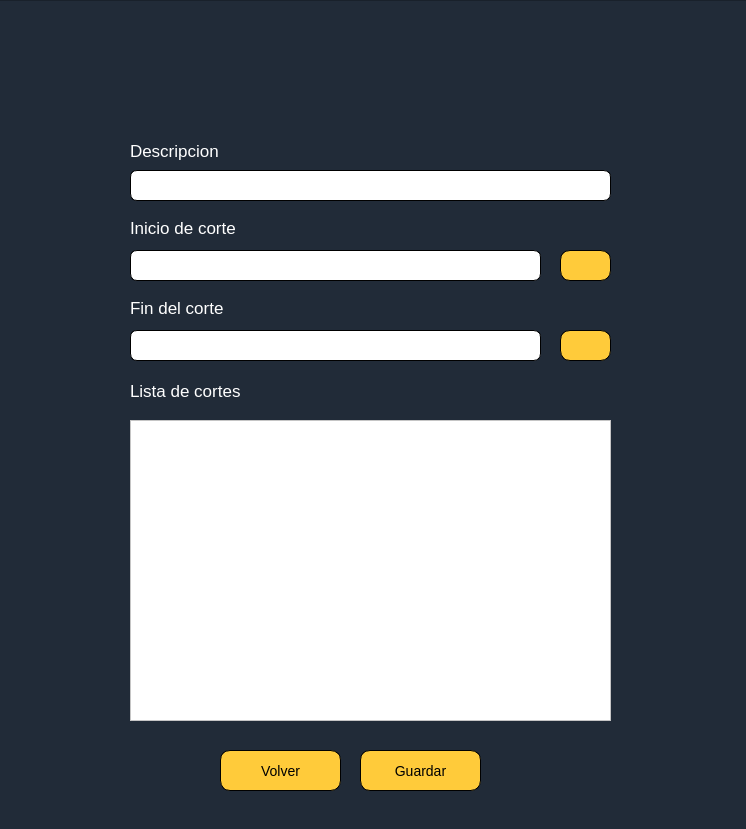
This is OnlineRoutingMapper_dialog_base_mod_mapa.ui in valetobares11/EmergencyDispatcher as Qt 5 draws it before an edit. The edited form follows.
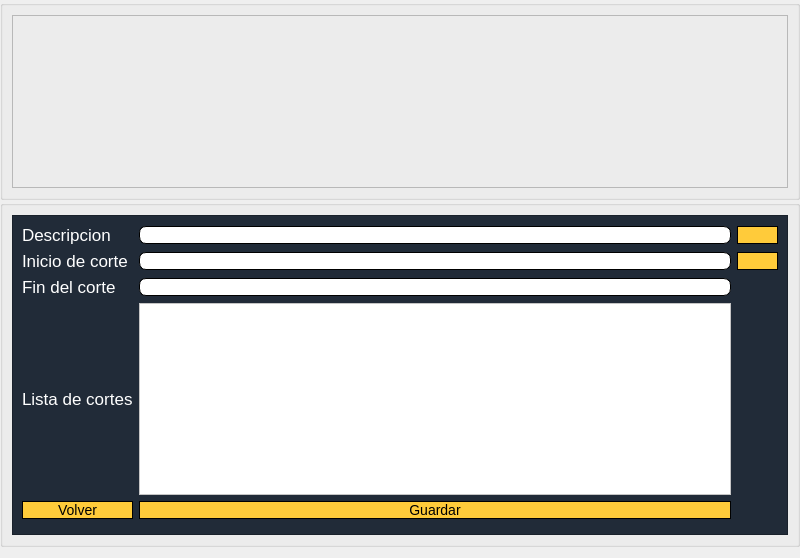
This is the edited form. Icons and pictures are not drawn.

The edit to the form file:
```diff
--- a/OnlineRoutingMapper_dialog_base_mod_mapa.ui
+++ b/OnlineRoutingMapper_dialog_base_mod_mapa.ui
@@ -9,28 +9,80 @@
    <rect>
     <x>0</x>
     <y>0</y>
-    <width>746</width>
-    <height>829</height>
+    <width>800</width>
+    <height>767</height>
    </rect>
   </property>
   <property name="sizePolicy">
-   <sizepolicy hsizetype="Fixed" vsizetype="Fixed">
+   <sizepolicy hsizetype="Expanding" vsizetype="Expanding">
     <horstretch>0</horstretch>
     <verstretch>0</verstretch>
    </sizepolicy>
   </property>
+  <property name="minimumSize">
+   <size>
+    <width>10</width>
+    <height>10</height>
+   </size>
+  </property>
+  <property name="maximumSize">
+   <size>
+    <width>800</width>
+    <height>800</height>
+   </size>
+  </property>
   <property name="windowTitle">
    <string>Online Routing Mapper</string>
   </property>
+  <layout class="QVBoxLayout" name="verticalLayout_2">
+   <property name="spacing">
+    <number>0</number>
+   </property>
+   <property name="sizeConstraint">
+    <enum>QLayout::SetMinAndMaxSize</enum>
+   </property>
+   <property name="leftMargin">
+    <number>0</number>
+   </property>
+   <property name="topMargin">
+    <number>0</number>
+   </property>
+   <property name="rightMargin">
+    <number>0</number>
+   </property>
+   <item>
+    <widget class="QGroupBox" name="groupBox_2">
+     <property name="maximumSize">
+      <size>
+       <width>16777215</width>
+       <height>200</height>
+      </size>
+     </property>
+     <layout class="QHBoxLayout" name="horizontalLayout">
+      <item>
+       <widget class="QFrame" name="frame_4">
+        <property name="frameShape">
+         <enum>QFrame::StyledPanel</enum>
+        </property>
+        <property name="frameShadow">
+         <enum>QFrame::Raised</enum>
+        </property>
+       </widget>
+      </item>
+     </layout>
+    </widget>
+   </item>
+   <item>
+    <widget class="QGroupBox" name="groupBox_3">
+     <property name="sizePolicy">
+      <sizepolicy hsizetype="Expanding" vsizetype="Fixed">
+       <horstretch>0</horstretch>
+       <verstretch>0</verstretch>
+      </sizepolicy>
+     </property>
+     <layout class="QVBoxLayout" name="verticalLayout">
+      <item>
   <widget class="QFrame" name="frame">
-   <property name="geometry">
-    <rect>
-     <x>-10</x>
-     <y>0</y>
-     <width>761</width>
-     <height>831</height>
-    </rect>
-   </property>
    <property name="styleSheet">
     <string notr="true">background-color: rgb(33, 43, 56);</string>
    </property>
@@ -40,80 +92,12 @@
    <property name="frameShadow">
     <enum>QFrame::Raised</enum>
    </property>
-   <widget class="QLineEdit" name="stopTxt">
-    <property name="geometry">
-     <rect>
-      <x>140</x>
-      <y>250</y>
-      <width>411</width>
-      <height>31</height>
-     </rect>
-    </property>
-    <property name="styleSheet">
-     <string notr="true">background-color: rgb(255, 255, 255);
-border-radius:7px;
-border:1px solid black</string>
-    </property>
-    <property name="readOnly">
-     <bool>true</bool>
-    </property>
-   </widget>
-   <widget class="QLineEdit" name="descripcionTxt">
-    <property name="geometry">
-     <rect>
-      <x>140</x>
-      <y>170</y>
-      <width>481</width>
-      <height>31</height>
-     </rect>
-    </property>
-    <property name="styleSheet">
-     <string notr="true">background-color: rgb(255, 255, 255);
-border-radius:7px;
-border:1px solid black</string>
-    </property>
-   </widget>
-   <widget class="QPushButton" name="stopBtn">
-    <property name="geometry">
-     <rect>
-      <x>570</x>
-      <y>250</y>
-      <width>51</width>
-      <height>31</height>
-     </rect>
-    </property>
-    <property name="styleSheet">
-     <string notr="true">QPushButton {
-font-size:14px;
-background-color:#ffcb3a;
-border-radius: 10px;
-border: 1px solid black;
-}
-
-QPushButton:hover {
-background-color: #FF0000;
-}</string>
-    </property>
-    <property name="text">
-     <string/>
-    </property>
-    <property name="icon">
-     <iconset>
-      <normaloff>sonidos/Logos/coordenada.png</normaloff>sonidos/Logos/coordenada.png</iconset>
-    </property>
-   </widget>
+        <layout class="QGridLayout" name="gridLayout">
+         <item row="7" column="1">
    <widget class="QLineEdit" name="startTxt">
     <property name="enabled">
      <bool>true</bool>
     </property>
-    <property name="geometry">
-     <rect>
-      <x>140</x>
-      <y>330</y>
-      <width>411</width>
-      <height>31</height>
-     </rect>
-    </property>
     <property name="styleSheet">
      <string notr="true">background-color: rgb(255, 255, 255);
 border-radius:7px;
@@ -125,15 +109,49 @@
      <bool>true</bool>
     </property>
    </widget>
+         </item>
+         <item row="7" column="0">
+          <widget class="QLabel" name="stopLbl">
+           <property name="font">
+            <font>
+             <pointsize>13</pointsize>
+            </font>
+           </property>
+           <property name="styleSheet">
+            <string notr="true">color: rgb(255, 255, 255);</string>
+           </property>
+           <property name="text">
+            <string>Fin del corte</string>
+           </property>
+          </widget>
+         </item>
+         <item row="4" column="0">
+          <widget class="QLabel" name="startLlb">
+           <property name="font">
+            <font>
+             <pointsize>13</pointsize>
+            </font>
+           </property>
+           <property name="styleSheet">
+            <string notr="true">color: rgb(255, 255, 255);</string>
+           </property>
+           <property name="text">
+            <string>Inicio de corte</string>
+           </property>
+          </widget>
+         </item>
+         <item row="12" column="0">
+          <widget class="QFrame" name="frame_5">
+           <property name="frameShape">
+            <enum>QFrame::StyledPanel</enum>
+           </property>
+           <property name="frameShadow">
+            <enum>QFrame::Raised</enum>
+           </property>
+          </widget>
+         </item>
+         <item row="1" column="0">
    <widget class="QLabel" name="startLlb_2">
-    <property name="geometry">
-     <rect>
-      <x>140</x>
-      <y>140</y>
-      <width>101</width>
-      <height>21</height>
-     </rect>
-    </property>
     <property name="font">
      <font>
       <pointsize>13</pointsize>
@@ -146,15 +164,9 @@
      <string>Descripcion</string>
     </property>
    </widget>
+         </item>
+         <item row="4" column="2">
    <widget class="QPushButton" name="startBtn">
-    <property name="geometry">
-     <rect>
-      <x>570</x>
-      <y>330</y>
-      <width>51</width>
-      <height>31</height>
-     </rect>
-    </property>
     <property name="styleSheet">
      <string notr="true">QPushButton {
 font-size:14px;
@@ -172,60 +184,12 @@
     </property>
     <property name="icon">
      <iconset>
-      <normaloff>sonidos/Logos/coordenada.png</normaloff>sonidos/Logos/coordenada.png</iconset>
-    </property>
-   </widget>
-   <widget class="QLabel" name="startLlb">
-    <property name="geometry">
-     <rect>
-      <x>140</x>
-      <y>220</y>
-      <width>221</width>
-      <height>16</height>
-     </rect>
-    </property>
-    <property name="font">
-     <font>
-      <pointsize>13</pointsize>
-     </font>
-    </property>
-    <property name="styleSheet">
-     <string notr="true">color: rgb(255, 255, 255);</string>
-    </property>
-    <property name="text">
-     <string>Inicio de corte</string>
-    </property>
-   </widget>
-   <widget class="QLabel" name="stopLbl">
-    <property name="geometry">
-     <rect>
-      <x>140</x>
-      <y>300</y>
-      <width>221</width>
-      <height>16</height>
-     </rect>
-    </property>
-    <property name="font">
-     <font>
-      <pointsize>13</pointsize>
-     </font>
-    </property>
-    <property name="styleSheet">
-     <string notr="true">color: rgb(255, 255, 255);</string>
-    </property>
-    <property name="text">
-     <string>Fin del corte</string>
-    </property>
-   </widget>
+             <normaloff>../../../../../../../../../.designer/backup/sonidos/Logos/coordenada.png</normaloff>../../../../../../../../../.designer/backup/sonidos/Logos/coordenada.png</iconset>
+           </property>
+          </widget>
+         </item>
+         <item row="9" column="0">
    <widget class="QLabel" name="stopLbl_2">
-    <property name="geometry">
-     <rect>
-      <x>140</x>
-      <y>380</y>
-      <width>221</width>
-      <height>21</height>
-     </rect>
-    </property>
     <property name="font">
      <font>
       <pointsize>13</pointsize>
@@ -238,28 +202,60 @@
      <string>Lista de cortes</string>
     </property>
    </widget>
+         </item>
+         <item row="9" column="1">
    <widget class="QTableWidget" name="tableWidget">
-    <property name="geometry">
-     <rect>
-      <x>140</x>
-      <y>420</y>
-      <width>481</width>
-      <height>301</height>
-     </rect>
-    </property>
     <property name="styleSheet">
      <string notr="true">background-color: rgb(255, 255, 255);</string>
     </property>
    </widget>
+         </item>
+         <item row="1" column="2">
+          <widget class="QPushButton" name="stopBtn">
+           <property name="styleSheet">
+            <string notr="true">QPushButton {
+font-size:14px;
+background-color:#ffcb3a;
+border-radius: 10px;
+border: 1px solid black;
+}
+
+QPushButton:hover {
+background-color: #FF0000;
+}</string>
+           </property>
+           <property name="text">
+            <string/>
+           </property>
+           <property name="icon">
+            <iconset>
+             <normaloff>../../../../../../../../../.designer/backup/sonidos/Logos/coordenada.png</normaloff>../../../../../../../../../.designer/backup/sonidos/Logos/coordenada.png</iconset>
+           </property>
+          </widget>
+         </item>
+         <item row="1" column="1">
+          <widget class="QLineEdit" name="descripcionTxt">
+           <property name="styleSheet">
+            <string notr="true">background-color: rgb(255, 255, 255);
+border-radius:7px;
+border:1px solid black</string>
+           </property>
+          </widget>
+         </item>
+         <item row="4" column="1">
+          <widget class="QLineEdit" name="stopTxt">
+           <property name="styleSheet">
+            <string notr="true">background-color: rgb(255, 255, 255);
+border-radius:7px;
+border:1px solid black</string>
+           </property>
+           <property name="readOnly">
+            <bool>true</bool>
+           </property>
+          </widget>
+         </item>
+         <item row="11" column="1">
    <widget class="QPushButton" name="aceptar">
-    <property name="geometry">
-     <rect>
-      <x>370</x>
-      <y>750</y>
-      <width>121</width>
-      <height>41</height>
-     </rect>
-    </property>
     <property name="styleSheet">
      <string notr="true">QPushButton {
 font-size:14px;
@@ -276,15 +272,9 @@
      <string>Guardar</string>
     </property>
    </widget>
+         </item>
+         <item row="11" column="0">
    <widget class="QPushButton" name="volver">
-    <property name="geometry">
-     <rect>
-      <x>230</x>
-      <y>750</y>
-      <width>121</width>
-      <height>41</height>
-     </rect>
-    </property>
     <property name="styleSheet">
      <string notr="true">QPushButton {
 font-size:14px;
@@ -301,7 +291,14 @@
      <string>Volver</string>
     </property>
    </widget>
-  </widget>
+         </item>
+        </layout>
+       </widget>
+      </item>
+     </layout>
+    </widget>
+   </item>
+  </layout>
  </widget>
  <resources/>
  <connections/>
```
Lines whose indentation alone changed are shown as unchanged.
